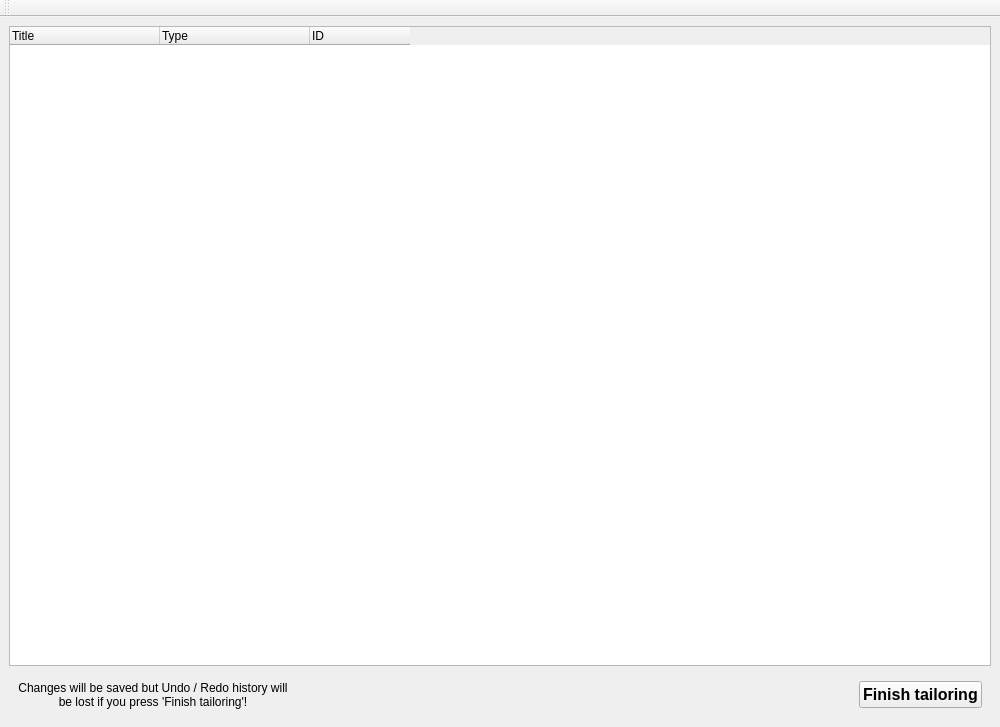
First picture: the form in src/ui/TailoringWindow.ui, repository eurolinux-enterprise-linux-sources/scap-workbench, before the edit.
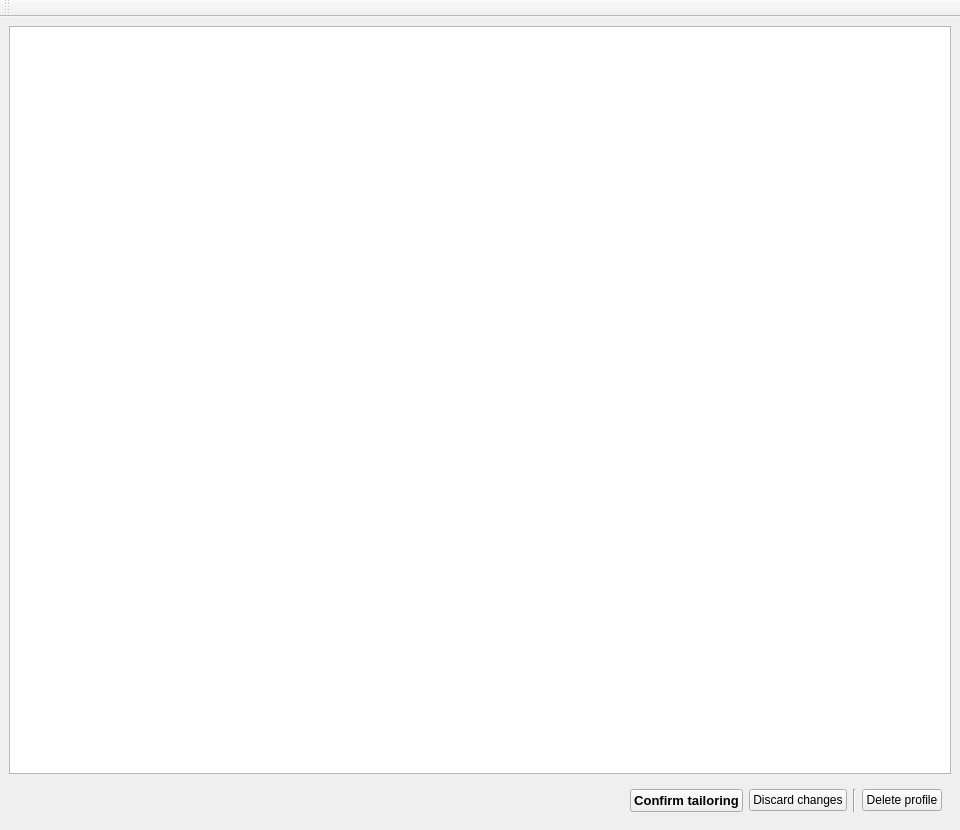
Second picture: the form after the edit.

Diff of the .ui file:
```diff
--- a/src/ui/TailoringWindow.ui
+++ b/src/ui/TailoringWindow.ui
@@ -9,8 +9,8 @@
    <rect>
     <x>0</x>
     <y>0</y>
-    <width>1000</width>
-    <height>727</height>
+    <width>960</width>
+    <height>830</height>
    </rect>
   </property>
   <property name="windowTitle">
@@ -20,6 +20,33 @@
    <layout class="QVBoxLayout" name="verticalLayout">
     <item>
      <widget class="QTreeWidget" name="itemsTree">
+      <property name="horizontalScrollBarPolicy">
+       <enum>Qt::ScrollBarAsNeeded</enum>
+      </property>
+      <property name="alternatingRowColors">
+       <bool>false</bool>
+      </property>
+      <property name="iconSize">
+       <size>
+        <width>22</width>
+        <height>22</height>
+       </size>
+      </property>
+      <property name="textElideMode">
+       <enum>Qt::ElideNone</enum>
+      </property>
+      <property name="uniformRowHeights">
+       <bool>true</bool>
+      </property>
+      <property name="wordWrap">
+       <bool>false</bool>
+      </property>
+      <property name="columnCount">
+       <number>2</number>
+      </property>
+      <attribute name="headerVisible">
+       <bool>false</bool>
+      </attribute>
       <attribute name="headerDefaultSectionSize">
        <number>150</number>
       </attribute>
@@ -33,12 +60,7 @@
       </column>
       <column>
        <property name="text">
-        <string>Type</string>
-       </property>
-      </column>
-      <column>
-       <property name="text">
-        <string>ID</string>
+        <string/>
        </property>
       </column>
      </widget>
@@ -46,19 +68,6 @@
     <item>
      <widget class="QWidget" name="widget" native="true">
       <layout class="QHBoxLayout" name="horizontalLayout">
-       <item>
-        <widget class="QLabel" name="label">
-         <property name="text">
-          <string>Changes will be saved but Undo / Redo history will be lost if you press 'Finish tailoring'!</string>
-         </property>
-         <property name="alignment">
-          <set>Qt::AlignCenter</set>
-         </property>
-         <property name="wordWrap">
-          <bool>true</bool>
-         </property>
-        </widget>
-       </item>
        <item>
         <spacer name="horizontalSpacer">
          <property name="orientation">
@@ -76,13 +85,37 @@
         <widget class="QPushButton" name="finishButton">
          <property name="font">
           <font>
-           <pointsize>12</pointsize>
+           <pointsize>10</pointsize>
            <weight>75</weight>
            <bold>true</bold>
           </font>
          </property>
          <property name="text">
-          <string>Finish tailoring</string>
+          <string>Confirm tailoring</string>
+         </property>
+        </widget>
+       </item>
+       <item>
+        <widget class="QPushButton" name="cancelButton">
+         <property name="toolTip">
+          <string>Closes this window and discard all changes</string>
+         </property>
+         <property name="text">
+          <string>Discard changes</string>
+         </property>
+        </widget>
+       </item>
+       <item>
+        <widget class="Line" name="line">
+         <property name="orientation">
+          <enum>Qt::Vertical</enum>
+         </property>
+        </widget>
+       </item>
+       <item>
+        <widget class="QPushButton" name="deleteProfileButton">
+         <property name="text">
+          <string>Delete profile</string>
          </property>
         </widget>
        </item>
@@ -103,7 +136,13 @@
   </widget>
   <widget class="QToolBar" name="toolBar">
    <property name="windowTitle">
-    <string>toolBar</string>
+    <string>Toolbar</string>
+   </property>
+   <property name="iconSize">
+    <size>
+     <width>32</width>
+     <height>32</height>
+    </size>
    </property>
    <attribute name="toolBarArea">
     <enum>TopToolBarArea</enum>
```
Left out of the diff: 4 changed lines with no effect on the pictures.
